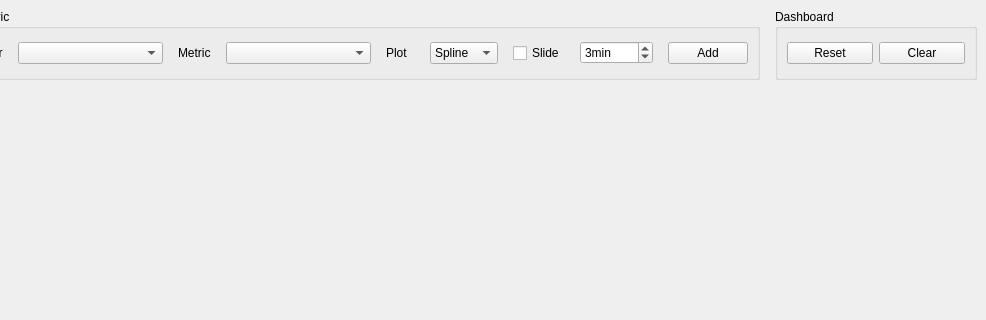
Before: the Qt Designer form cxx/listeners/TelemetryConsole/TelemetryConsole.ui in constellation-daq/Constellation, drawn with Qt 5; both pictures show x 319 to 1305 and y 0 to 320 of the 1305 by 720 pixel window.
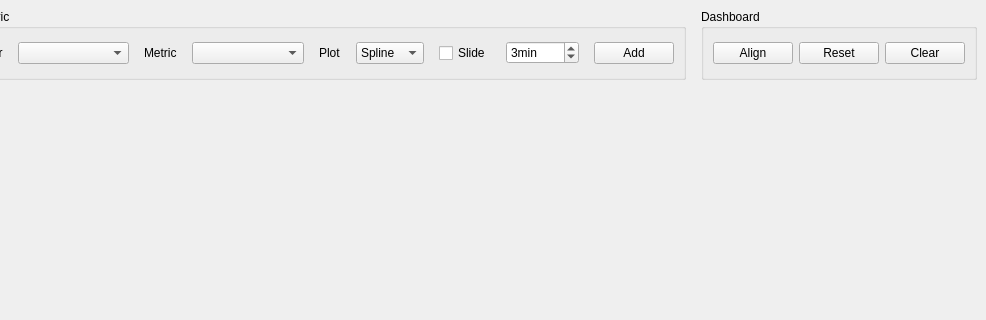
After: the same form once the commit is applied. Icons and pictures are not drawn.

Commit message: cxx/listen/tc: add align button

Diff of the .ui file:
```diff
--- a/cxx/listeners/TelemetryConsole/TelemetryConsole.ui
+++ b/cxx/listeners/TelemetryConsole/TelemetryConsole.ui
@@ -318,6 +318,17 @@
            <string>Dashboard</string>
           </property>
           <layout class="QHBoxLayout" name="horizontalLayout_5">
+           <item>
+            <widget class="QPushButton" name="alignDashboard">
+             <property name="text">
+              <string>Align</string>
+             </property>
+             <property name="icon">
+              <iconset resource="../../constellation/gui/Constellation.qrc">
+               <normaloff>:/action/align</normaloff>:/action/align</iconset>
+             </property>
+            </widget>
+           </item>
            <item>
             <widget class="QPushButton" name="resetMetrics">
              <property name="text">
```
The commit also changes 3 other files.
